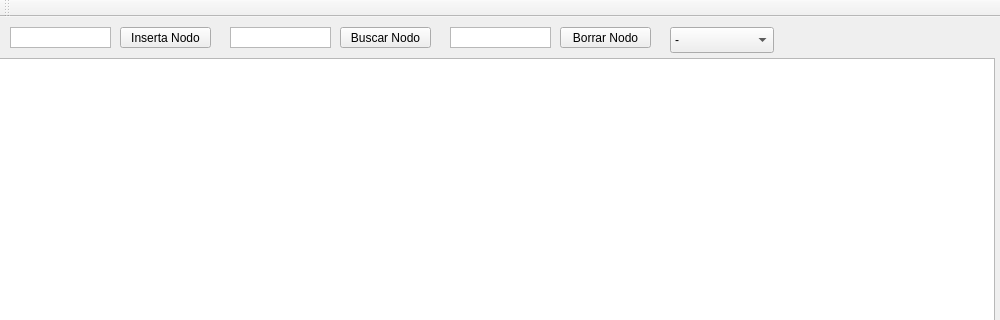
Qt form mainwindow.ui (javicuriel/Protecto-Final) before a commit; both pictures show x 0 to 1000 and y 0 to 320 of the 1000 by 800 pixel window.
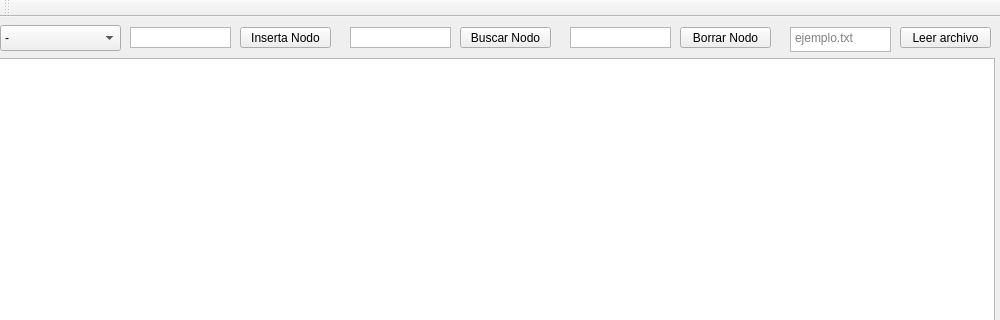
The same form after that commit.

Patch:
```diff
--- a/mainwindow.ui
+++ b/mainwindow.ui
@@ -23,7 +23,7 @@
    <widget class="QPushButton" name="pushButton">
     <property name="geometry">
      <rect>
-      <x>120</x>
+      <x>240</x>
       <y>10</y>
       <width>91</width>
       <height>21</height>
@@ -52,7 +52,7 @@
    <widget class="QTextEdit" name="insNum">
     <property name="geometry">
      <rect>
-      <x>10</x>
+      <x>130</x>
       <y>10</y>
       <width>101</width>
       <height>21</height>
@@ -78,7 +78,7 @@
    <widget class="QTextEdit" name="buscNum">
     <property name="geometry">
      <rect>
-      <x>230</x>
+      <x>350</x>
       <y>10</y>
       <width>101</width>
       <height>21</height>
@@ -104,7 +104,7 @@
    <widget class="QPushButton" name="buscar">
     <property name="geometry">
      <rect>
-      <x>340</x>
+      <x>460</x>
       <y>10</y>
       <width>91</width>
       <height>21</height>
@@ -117,7 +117,7 @@
    <widget class="QTextEdit" name="borrarNum">
     <property name="geometry">
      <rect>
-      <x>450</x>
+      <x>570</x>
       <y>10</y>
       <width>101</width>
       <height>21</height>
@@ -143,7 +143,7 @@
    <widget class="QPushButton" name="borrar">
     <property name="geometry">
      <rect>
-      <x>560</x>
+      <x>680</x>
       <y>10</y>
       <width>91</width>
       <height>21</height>
@@ -156,12 +156,15 @@
    <widget class="QComboBox" name="comboBox">
     <property name="geometry">
      <rect>
-      <x>670</x>
-      <y>10</y>
-      <width>104</width>
+      <x>0</x>
+      <y>8</y>
+      <width>121</width>
       <height>26</height>
      </rect>
     </property>
+    <property name="currentText">
+     <string>-</string>
+    </property>
     <item>
      <property name="text">
       <string>-</string>
@@ -183,6 +186,48 @@
      </property>
     </item>
    </widget>
+   <widget class="QPushButton" name="botonLeer">
+    <property name="geometry">
+     <rect>
+      <x>900</x>
+      <y>10</y>
+      <width>91</width>
+      <height>21</height>
+     </rect>
+    </property>
+    <property name="text">
+     <string>Leer archivo</string>
+    </property>
+   </widget>
+   <widget class="QTextEdit" name="boxArchivo">
+    <property name="geometry">
+     <rect>
+      <x>790</x>
+      <y>10</y>
+      <width>101</width>
+      <height>25</height>
+     </rect>
+    </property>
+    <property name="inputMethodHints">
+     <set>Qt::ImhMultiLine</set>
+    </property>
+    <property name="verticalScrollBarPolicy">
+     <enum>Qt::ScrollBarAlwaysOff</enum>
+    </property>
+    <property name="horizontalScrollBarPolicy">
+     <enum>Qt::ScrollBarAlwaysOff</enum>
+    </property>
+    <property name="html">
+     <string>&lt;!DOCTYPE HTML PUBLIC &quot;-//W3C//DTD HTML 4.0//EN&quot; &quot;http://www.w3.org/TR/REC-html40/strict.dtd&quot;&gt;
+&lt;html&gt;&lt;head&gt;&lt;meta name=&quot;qrichtext&quot; content=&quot;1&quot; /&gt;&lt;style type=&quot;text/css&quot;&gt;
+p, li { white-space: pre-wrap; }
+&lt;/style&gt;&lt;/head&gt;&lt;body style=&quot; font-family:'.SF NS Text'; font-size:13pt; font-weight:400; font-style:normal;&quot;&gt;
+&lt;p style=&quot;-qt-paragraph-type:empty; margin-top:0px; margin-bottom:0px; margin-left:0px; margin-right:0px; -qt-block-indent:0; text-indent:0px;&quot;&gt;&lt;br /&gt;&lt;/p&gt;&lt;/body&gt;&lt;/html&gt;</string>
+    </property>
+    <property name="placeholderText">
+     <string>ejemplo.txt</string>
+    </property>
+   </widget>
   </widget>
   <widget class="QMenuBar" name="menuBar">
    <property name="geometry">
```
Left out of the diff: 6 changed lines with no effect on the pictures.
